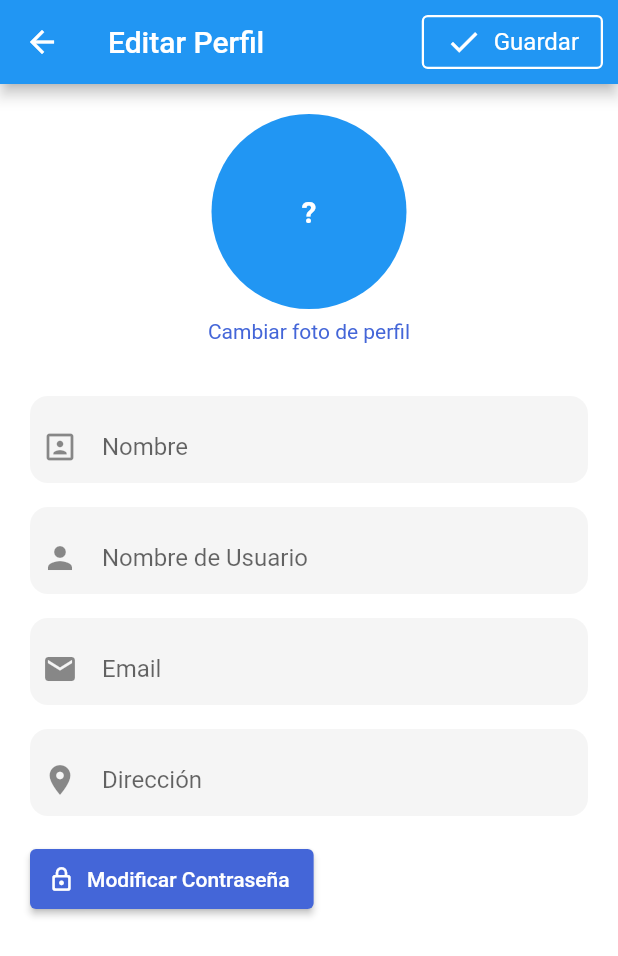
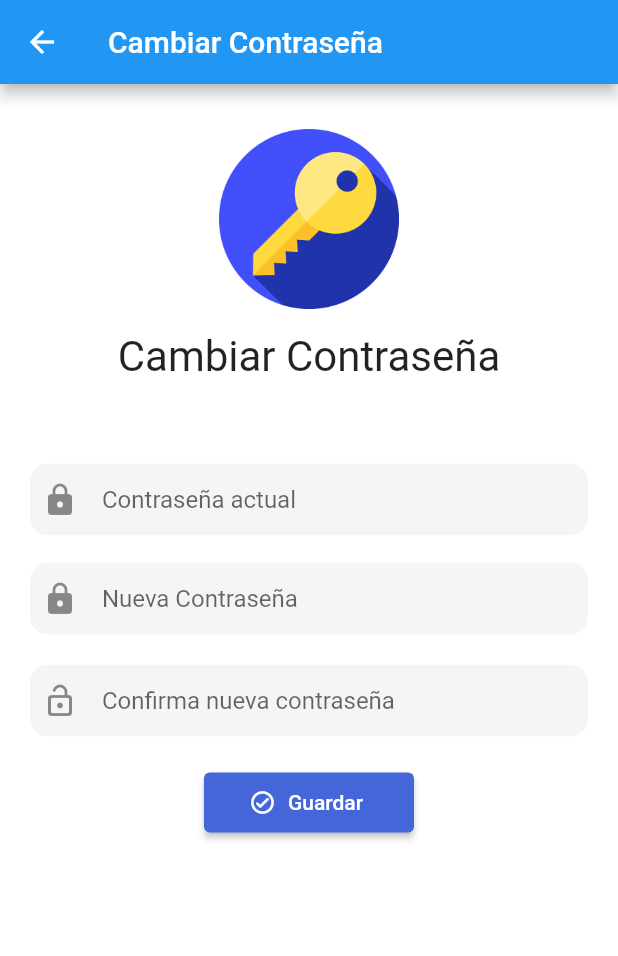
Before and after one commit to Felixx00/SocialCraft_Flutter, a Flutter app: the Editar screen opened by its route, after a tap on "Modificar Contraseña", on a phone screen of 412 x 824 dp. Shown: the top 956 px of the screen. Run offline on Flutter 3.47's test engine with Material 2 defaults, Android fonts, the light colour scheme and no system bars; our stand-ins replace nb_utils.

Commit message:
Change Password

```diff
--- a/lib/editar.dart
+++ b/lib/editar.dart
@@ -76,8 +76,10 @@ class EditarState extends State<Editar> {
                             border: InputBorder.none,
                             hintText: "Nombre",
                           ),
-                        ).paddingOnly(left: 8, top: 10),
-                      ).cornerRadiusWithClipRRect(12).paddingOnly(bottom: 8),
+                        ).paddingOnly(left: 8),
+                      )
+                          .cornerRadiusWithClipRRect(12)
+                          .paddingOnly(top: 10, bottom: 10),
                       Container(
                         decoration: BoxDecoration(color: Colors.grey[100]),
                         child: TextFormField(
@@ -87,10 +89,10 @@ class EditarState extends State<Editar> {
                             border: InputBorder.none,
                             hintText: "Nombre de Usuario",
                           ),
-                        ).paddingOnly(left: 8, top: 10),
+                        ).paddingOnly(left: 8),
                       )
                           .cornerRadiusWithClipRRect(12)
-                          .paddingOnly(top: 8, bottom: 8),
+                          .paddingOnly(top: 10, bottom: 10),
                       Container(
                         decoration: BoxDecoration(color: Colors.grey[100]),
                         child: TextFormField(
@@ -100,10 +102,10 @@ class EditarState extends State<Editar> {
                             border: InputBorder.none,
                             hintText: "Email",
                           ),
-                        ).paddingOnly(left: 8, top: 10),
+                        ).paddingOnly(left: 8),
                       )
                           .cornerRadiusWithClipRRect(12)
-                          .paddingOnly(top: 8, bottom: 8),
+                          .paddingOnly(top: 10, bottom: 10),
                       Container(
                         decoration: BoxDecoration(color: Colors.grey[100]),
                         child: TextFormField(
@@ -113,10 +115,10 @@ class EditarState extends State<Editar> {
                             border: InputBorder.none,
                             hintText: "Dirección",
                           ),
-                        ).paddingOnly(left: 8, top: 10),
+                        ).paddingOnly(left: 8),
                       )
                           .cornerRadiusWithClipRRect(12)
-                          .paddingOnly(top: 8, bottom: 8),
+                          .paddingOnly(top: 10, bottom: 10),
                       Align(
                           alignment: Alignment.centerLeft,
                           child: ElevatedButton.icon(
@@ -129,7 +131,9 @@ class EditarState extends State<Editar> {
                               onSurface: Colors.grey,
                             ),
                             icon: Icon(Icons.lock_outline_rounded, size: 18),
-                            onPressed: () {},
+                            onPressed: () {
+                              Navigator.pushNamed(context, "password");
+                            },
                           )).paddingTop(10),
                     ],
                   ))
--- a/lib/main.dart
+++ b/lib/main.dart
@@ -4,6 +4,7 @@ import 'register.dart';
 import 'perfil.dart';
 import 'forgotPassword.dart';
 import 'editar.dart';
+import 'password.dart';
 
 void main() {
   runApp(MyApp());
@@ -18,6 +19,7 @@ class MyApp extends StatelessWidget {
       'perfil': (BuildContext context) => Perfil(),
       'forgotPassword': (BuildContext context) => ForgotPassword(),
       'editar': (BuildContext context) => Editar(),
+      'password': (BuildContext context) => Password(),
     }, debugShowCheckedModeBanner: false, home: MyHome());
   }
 }
--- /dev/null
+++ b/lib/password.dart
@@ -0,0 +1,111 @@
+import 'package:flutter/material.dart';
+import 'package:nb_utils/nb_utils.dart';
+import 'package:socialcraft/utils/widgets.dart';
+import 'package:socialcraft/utils/fonts.dart';
+import 'package:socialcraft/utils/images.dart';
+
+class Password extends StatefulWidget {
+  static String tag = '/password';
+
+  @override
+  PasswordState createState() => PasswordState();
+}
+
+class PasswordState extends State<Password> {
+  @override
+  void initState() {
+    super.initState();
+    init();
+  }
+
+  init() async {}
+
+  @override
+  void setState(fn) {
+    if (mounted) super.setState(fn);
+  }
+
+  @override
+  Widget build(BuildContext context) {
+    return SafeArea(
+      child: Scaffold(
+        backgroundColor: Colors.white,
+        appBar: AppBar(
+          title: const Text('Cambiar Contraseña'),
+          backgroundColor: Colors.blue,
+        ),
+        body: SingleChildScrollView(
+          child: Column(
+            children: [
+              30.height,
+              Image.asset(key, width: 120, height: 120),
+              15.height,
+              Text(
+                'Cambiar Contraseña',
+                style: TextStyle(fontSize: 28),
+              ),
+              20.height,
+              Container(
+                  padding: EdgeInsets.only(top: 35.0, left: 20.0, right: 20.0),
+                  child: Column(
+                    children: <Widget>[
+                      Container(
+                        decoration: BoxDecoration(color: Colors.grey[100]),
+                        child: TextFormField(
+                          keyboardType: TextInputType.emailAddress,
+                          decoration: InputDecoration(
+                            icon: Icon(Icons.lock_rounded),
+                            border: InputBorder.none,
+                            hintText: "Contraseña actual",
+                          ),
+                        ).paddingOnly(left: 8),
+                      ).cornerRadiusWithClipRRect(12).paddingOnly(bottom: 8),
+                      Container(
+                        decoration: BoxDecoration(color: Colors.grey[100]),
+                        child: TextFormField(
+                          keyboardType: TextInputType.emailAddress,
+                          decoration: InputDecoration(
+                            icon: Icon(Icons.lock_rounded),
+                            border: InputBorder.none,
+                            hintText: "Nueva Contraseña",
+                          ),
+                        ).paddingOnly(left: 8),
+                      )
+                          .cornerRadiusWithClipRRect(12)
+                          .paddingOnly(top: 10, bottom: 10),
+                      Container(
+                        decoration: BoxDecoration(color: Colors.grey[100]),
+                        child: TextFormField(
+                          keyboardType: TextInputType.emailAddress,
+                          decoration: InputDecoration(
+                            icon: Icon(Icons.lock_open_rounded),
+                            border: InputBorder.none,
+                            hintText: "Confirma nueva contraseña",
+                          ),
+                        ).paddingOnly(left: 8),
+                      )
+                          .cornerRadiusWithClipRRect(12)
+                          .paddingOnly(top: 10, bottom: 10),
+                    ],
+                  )),
+              Align(
+                  alignment: Alignment.center,
+                  child: ElevatedButton.icon(
+                    label: Text('Guardar'),
+                    style: ElevatedButton.styleFrom(
+                      minimumSize: Size(140, 40),
+                      //primary: Colors.lightBlueAccent[200],
+                      primary: azul_logo,
+                      onPrimary: Colors.white,
+                      onSurface: Colors.grey,
+                    ),
+                    icon: Icon(Icons.check_circle_outline_rounded, size: 18),
+                    onPressed: () {},
+                  )).paddingTop(10),
+            ],
+          ),
+        ),
+      ),
+    );
+  }
+}
--- a/lib/utils/images.dart
+++ b/lib/utils/images.dart
@@ -3,3 +3,4 @@ const facebook_logo = 'images/facebook_logo.png';
 const socialcraft_logo = 'images/socialcraft_logo.png';
 const socialcraft_logo_letras = 'images/socialcraft_logo_letras.png';
 const insignia = 'images/insignia.png';
+const key = 'images/key2.png';
--- a/pubspec.yaml
+++ b/pubspec.yaml
@@ -55,6 +55,7 @@ flutter:
     - images/socialcraft_logo.png
     - images/socialcraft_logo_letras.png
     - images/insignia.png
+    - images/key2.png
 
   # An image asset can refer to one or more resolution-specific "variants", see
   # https://flutter.dev/assets-and-images/#resolution-aware.
```
Also changed, not shown: images/key2.png (added).
